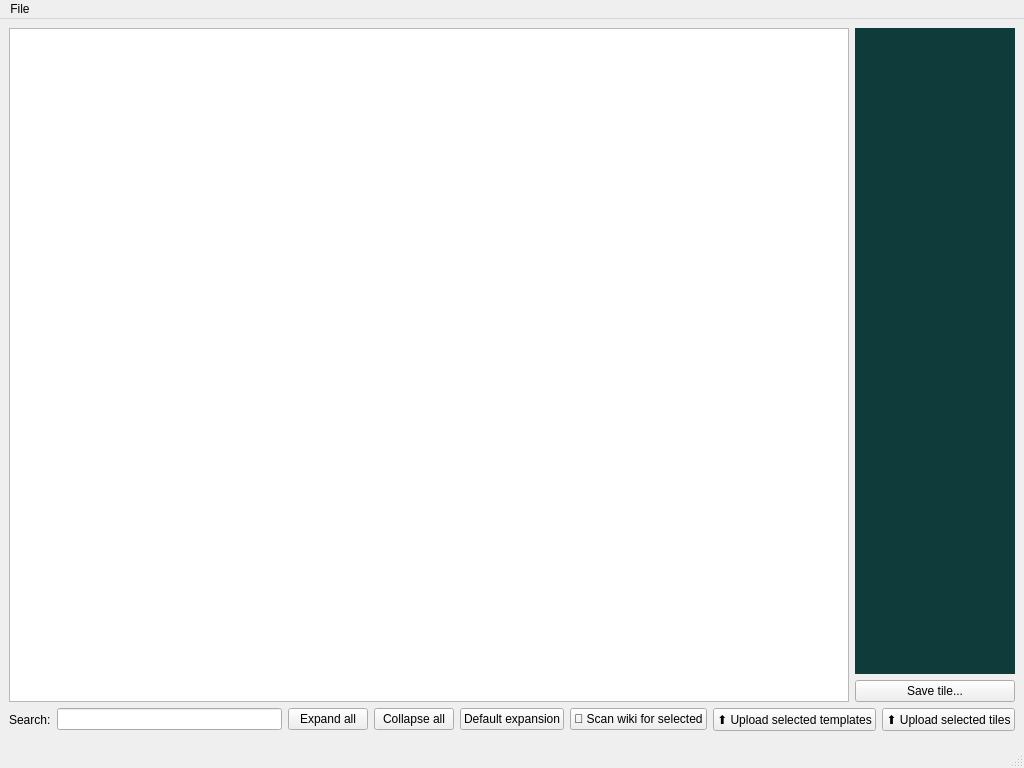
This is qud_explorer_window.ui in TrashMonks/qud-wiki as Qt 5 draws it before an edit. The edited form follows.
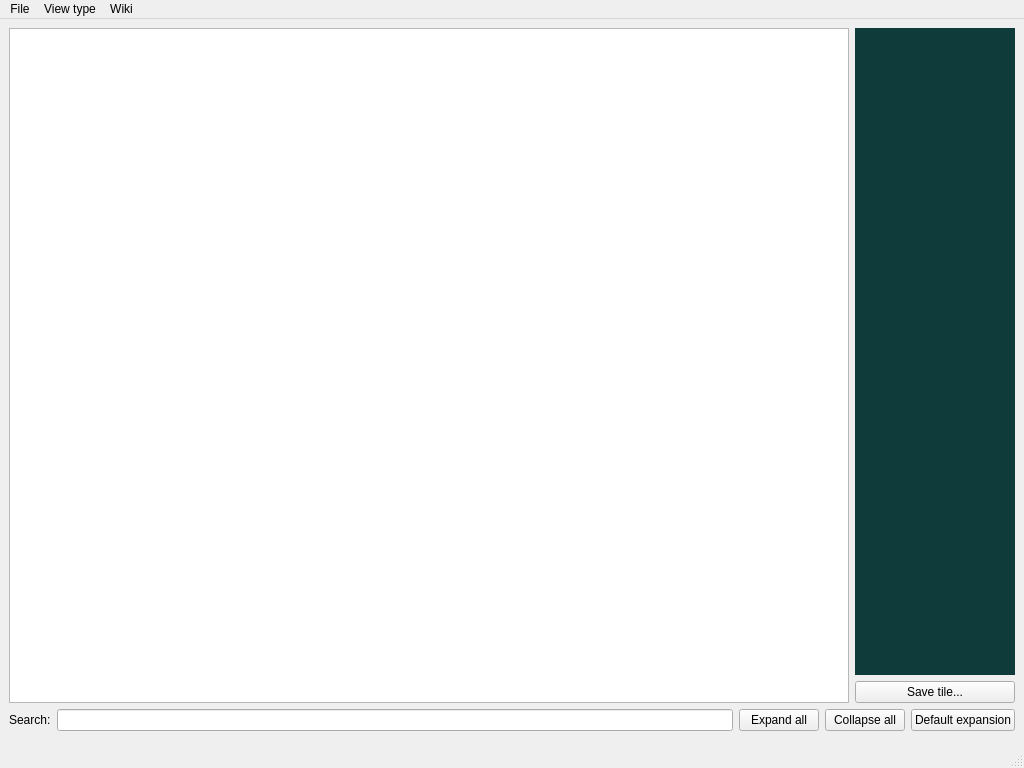
This is the edited form.

Commit message: Revamp UI, add two alternate view modes for debugging

```diff
--- a/qud_explorer_window.ui
+++ b/qud_explorer_window.ui
@@ -20,7 +20,20 @@
       <item>
        <layout class="QHBoxLayout" name="horizontalLayout">
         <item>
-         <widget class="QPlainTextEdit" name="plainTextEdit"/>
+         <widget class="QPlainTextEdit" name="plainTextEdit">
+          <property name="font">
+           <font>
+            <family>Courier New</family>
+            <pointsize>10</pointsize>
+           </font>
+          </property>
+          <property name="undoRedoEnabled">
+           <bool>false</bool>
+          </property>
+          <property name="readOnly">
+           <bool>true</bool>
+          </property>
+         </widget>
         </item>
         <item>
          <layout class="QVBoxLayout" name="verticalLayout_4">
@@ -86,27 +99,6 @@
             </property>
            </widget>
           </item>
-          <item>
-           <widget class="QPushButton" name="check_selected_button">
-            <property name="text">
-             <string>🔁 Scan wiki for selected</string>
-            </property>
-           </widget>
-          </item>
-          <item>
-           <widget class="QPushButton" name="upload_templates_button">
-            <property name="text">
-             <string>⬆ Upload selected templates</string>
-            </property>
-           </widget>
-          </item>
-          <item>
-           <widget class="QPushButton" name="upload_tiles_button">
-            <property name="text">
-             <string>⬆ Upload selected tiles</string>
-            </property>
-           </widget>
-          </item>
          </layout>
         </item>
         <item alignment="Qt::AlignBottom">
@@ -134,7 +126,25 @@
     <addaction name="actionOpen_ObjectBlueprints_xml"/>
     <addaction name="actionExit"/>
    </widget>
+   <widget class="QMenu" name="menuView">
+    <property name="title">
+     <string>View type</string>
+    </property>
+    <addaction name="actionWiki_template"/>
+    <addaction name="actionAttributes"/>
+    <addaction name="actionAll_attributes"/>
+   </widget>
+   <widget class="QMenu" name="menuWiki">
+    <property name="title">
+     <string>Wiki</string>
+    </property>
+    <addaction name="actionScan_wiki"/>
+    <addaction name="actionUpload_templates"/>
+    <addaction name="actionUpload_tiles"/>
+   </widget>
    <addaction name="menuFile"/>
+   <addaction name="menuView"/>
+   <addaction name="menuWiki"/>
   </widget>
   <widget class="QStatusBar" name="statusbar"/>
   <action name="actionOpen_ObjectBlueprints_xml">
```
Left out of the diff: 42 changed lines with no effect on the pictures. The commit also changes 3 other files.
